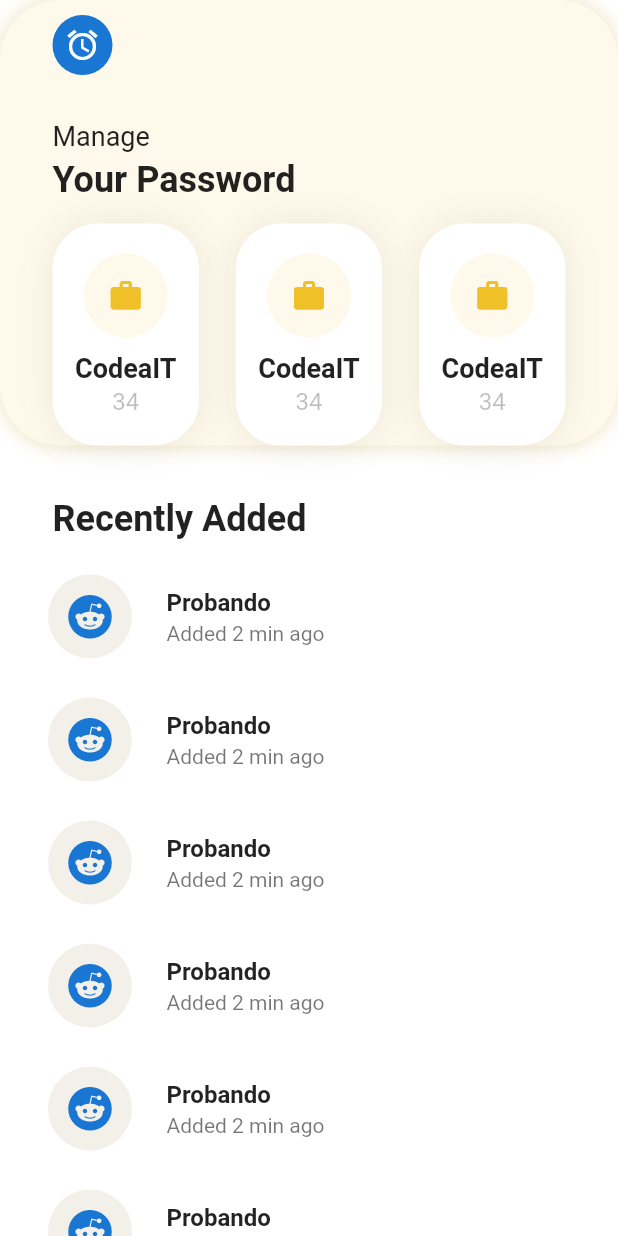
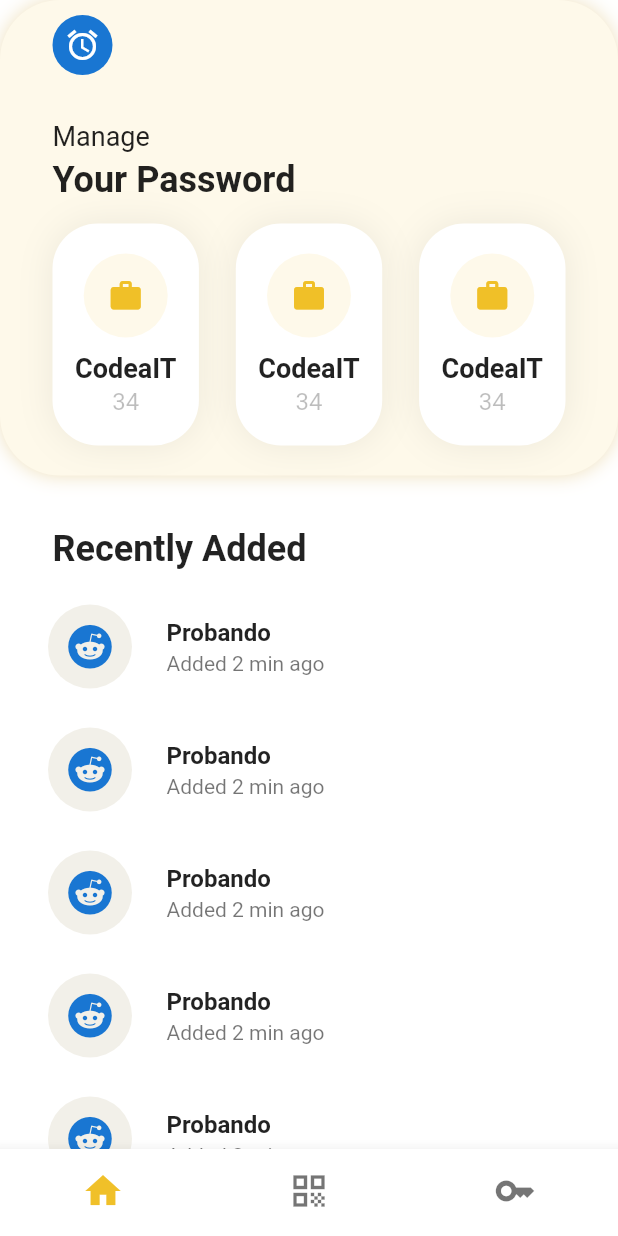
Before and after one commit to Lucas-Barrionuevo/KeyVault, a Flutter app: the screen it shows after launch, on a phone screen of 412 x 824 dp. Run offline on Flutter 3.47's test engine with Material 2 defaults, Android fonts, the phone set to English and light mode, and no system bars.

Commit message:
feat: bottom tab

```diff
--- a/packages/mobile/key_vault/lib/screens/home_screen.dart
+++ b/packages/mobile/key_vault/lib/screens/home_screen.dart
@@ -1,4 +1,6 @@
 import 'package:flutter/material.dart';
+
+import 'package:key_vault/widgets/widgets.dart';
 
 class HomeScreen extends StatelessWidget {
   const HomeScreen({Key? key}) : super(key: key);
@@ -6,6 +8,7 @@ class HomeScreen extends StatelessWidget {
   @override
   Widget build(BuildContext context) {
     return Scaffold(
+        bottomNavigationBar: const BottomNav(),
         backgroundColor: Colors.white,
         body: SingleChildScrollView(
           child: Column(
@@ -104,7 +107,7 @@ class _Header extends StatelessWidget {
     return HeaderContainer(
       child: SafeArea(
         child: Padding(
-          padding: const EdgeInsets.symmetric(horizontal: 35),
+          padding: const EdgeInsets.only(right: 35, left: 35, bottom: 20),
           child: Column(
             crossAxisAlignment: CrossAxisAlignment.start,
             children: [
--- /dev/null
+++ b/packages/mobile/key_vault/lib/widgets/bottom_nav.dart
@@ -0,0 +1,23 @@
+import 'package:flutter/material.dart';
+import 'package:key_vault/theme/app_theme.dart';
+
+class BottomNav extends StatelessWidget {
+  const BottomNav({
+    Key? key,
+  }) : super(key: key);
+
+  @override
+  Widget build(BuildContext context) {
+    return BottomNavigationBar(
+        backgroundColor: Colors.white,
+        showSelectedLabels: false,
+        showUnselectedLabels: false,
+        selectedItemColor: AppTheme.primary,
+        iconSize: 28,
+        items: const [
+          BottomNavigationBarItem(icon: Icon(Icons.home), label: 'Home'),
+          BottomNavigationBarItem(icon: Icon(Icons.qr_code), label: 'QR'),
+          BottomNavigationBarItem(icon: Icon(Icons.key), label: 'Passwords')
+        ]);
+  }
+}
--- a/packages/mobile/key_vault/lib/widgets/widgets.dart
+++ b/packages/mobile/key_vault/lib/widgets/widgets.dart
@@ -1,3 +1,5 @@
+export 'package:key_vault/widgets/bottom_nav.dart';
+
 export 'package:key_vault/widgets/auth_password_input.dart';
 export 'package:key_vault/widgets/auth_submit_button.dart';
 export 'package:key_vault/widgets/auth_text_and_button.dart';
```
